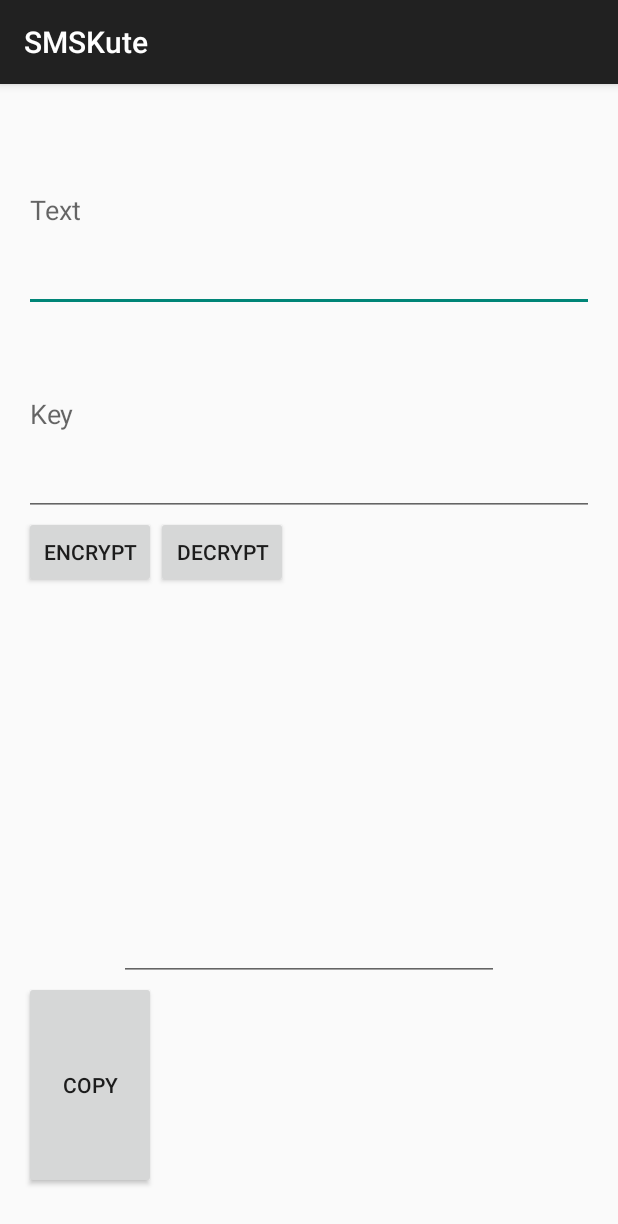
After one commit to DuongThuyUIT/SMSKute, an Android app: the Encode screen opened directly, with no data from a screen before it, on a phone screen of 412 x 824 dp. The commit adds this screen. Shown: the top 1224 px of the screen. Run offline under Robolectric (Android 15) with nearby library versions, the phone set to English and light mode, and no system bars.

Commit message:
Thuy_encode

```diff
--- /dev/null
+++ b/app/src/main/java/com/duongtran/smskute/Encode.java
@@ -0,0 +1,76 @@
+package com.duongtran.smskute;
+
+import android.content.ClipData;
+import android.content.Context;
+import android.content.Intent;
+import android.support.v7.app.AppCompatActivity;
+import android.os.Bundle;
+import android.text.ClipboardManager;
+import android.util.Log;
+import android.view.View;
+import android.widget.Button;
+import android.widget.EditText;
+import android.widget.ImageButton;
+import android.widget.TextView;
+
+public class Encode extends AppCompatActivity {
+    private static final String TAG = "daothuy";
+    Button btnEncrypt;
+    Button btnDecrypt;
+    Button btnCopy;
+    EditText txt;
+    EditText key;
+    EditText txtResult;
+    @Override
+    protected void onCreate(Bundle savedInstanceState) {
+        super.onCreate(savedInstanceState);
+        setContentView(R.layout.activity_encode);
+
+
+
+        btnEncrypt = (Button) findViewById(R.id.btnEncrypt);
+        btnEncrypt.setOnClickListener(new MyEvent());
+
+        btnDecrypt = (Button) findViewById(R.id.btnDecrypt);
+        btnDecrypt.setOnClickListener(new MyEvent());
+
+        btnCopy = (Button) findViewById(R.id.btnCopy);
+        btnCopy.setOnClickListener(new MyEvent());
+
+
+
+    }
+
+    private class MyEvent implements View.OnClickListener
+    {
+
+        @Override
+        public void onClick(View v) {
+            VigenereCipher vi = new VigenereCipher();
+            txt = (EditText) findViewById(R.id.text);
+            String textString = txt.getText().toString();
+            key = (EditText) findViewById(R.id.key);
+            String keyString = key.getText().toString();
+            txtResult = (EditText) findViewById(R.id.result);
+            String resultTxt = txtResult.getText().toString();
+            if(v.getId()==R.id.btnEncrypt)
+            {
+                Log.i(TAG, "button Encrypt ");
+                txtResult.setText(vi.vigenereCipherEn(textString, keyString));
+            }
+            else
+            if(v.getId()==R.id.btnDecrypt){
+                Log.i(TAG, "button Decrypt ");
+                txtResult.setText(vi.vigenereCipherDe(textString, keyString));
+            }
+            else{
+                Log.i(TAG, "button Copy ");
+                String send = resultTxt;
+                Intent sendIntent = new Intent(Intent.ACTION_VIEW);
+                sendIntent.putExtra("sms_body", send);
+                sendIntent.setType("vnd.android-dir/mms-sms");
+                startActivity(sendIntent);
+            }
+        }
+    }
+}
--- /dev/null
+++ b/app/src/main/res/layout/activity_encode.xml
@@ -0,0 +1,59 @@
+<?xml version="1.0" encoding="utf-8"?>
+<LinearLayout xmlns:android="http://schemas.android.com/apk/res/android"
+    xmlns:tools="http://schemas.android.com/tools" android:layout_width="match_parent"
+    android:layout_height="match_parent" android:paddingLeft="@dimen/activity_horizontal_margin"
+    android:paddingRight="@dimen/activity_horizontal_margin"
+    android:paddingTop="@dimen/activity_vertical_margin"
+    android:paddingBottom="@dimen/activity_vertical_margin"
+    android:orientation="vertical"
+    tools:context="com.duongtran.smskute.Encode"
+    android:weightSum="1">
+
+
+    <EditText
+        android:layout_width="match_parent"
+        android:layout_height="wrap_content"
+        android:id="@+id/text"
+        android:layout_weight="0.18"
+        android:hint="Text"/>
+
+    <EditText
+        android:layout_width="match_parent"
+        android:layout_height="wrap_content"
+        android:id="@+id/key"
+        android:layout_weight="0.18"
+        android:hint="Key" />
+    <LinearLayout
+        android:orientation="horizontal"
+        android:layout_width="wrap_content"
+        android:layout_height="wrap_content">
+        <Button
+            android:layout_width="wrap_content"
+            android:layout_height="wrap_content"
+            android:text="Encrypt"
+            android:id="@+id/btnEncrypt"
+            android:layout_weight="0.18" />
+
+        <Button
+            android:layout_width="wrap_content"
+            android:layout_height="wrap_content"
+            android:text="Decrypt"
+            android:id="@+id/btnDecrypt"
+            android:layout_weight="0.18"
+            android:layout_gravity="center_horizontal" />
+    </LinearLayout>
+
+    <EditText
+        android:layout_width="253dp"
+        android:layout_height="wrap_content"
+        android:id="@+id/result"
+        android:layout_gravity="center_horizontal"
+        android:layout_weight="0.43" />
+    <Button
+        android:layout_width="wrap_content"
+        android:layout_height="wrap_content"
+        android:text="Copy"
+        android:id="@+id/btnCopy"
+        android:layout_weight="0.18" />
+
+</LinearLayout>
--- a/app/src/main/res/layout/activity_main.xml
+++ b/app/src/main/res/layout/activity_main.xml
@@ -22,7 +22,7 @@
                 android:layout_width="83dp"
                 android:layout_height="44dp"
                 android:background="@drawable/story"
-                android:id="@+id/imgb_main_chamngon"
+                android:id="@+id/btnEncode"
                 android:layout_x="184dp"
                 android:layout_y="101dp"
                 android:layout_marginRight="104dp"
```
Also changed, not shown: app/src/main/AndroidManifest.xml (+10 -3 lines), app/src/main/java/com/duongtran/smskute/DetailSMS.java (+0 -72 lines), app/src/main/java/com/duongtran/smskute/MainActivity.java (+9 -13 lines), app/src/main/java/com/duongtran/smskute/VigenereCipher.java (added, +100 -0 lines).
